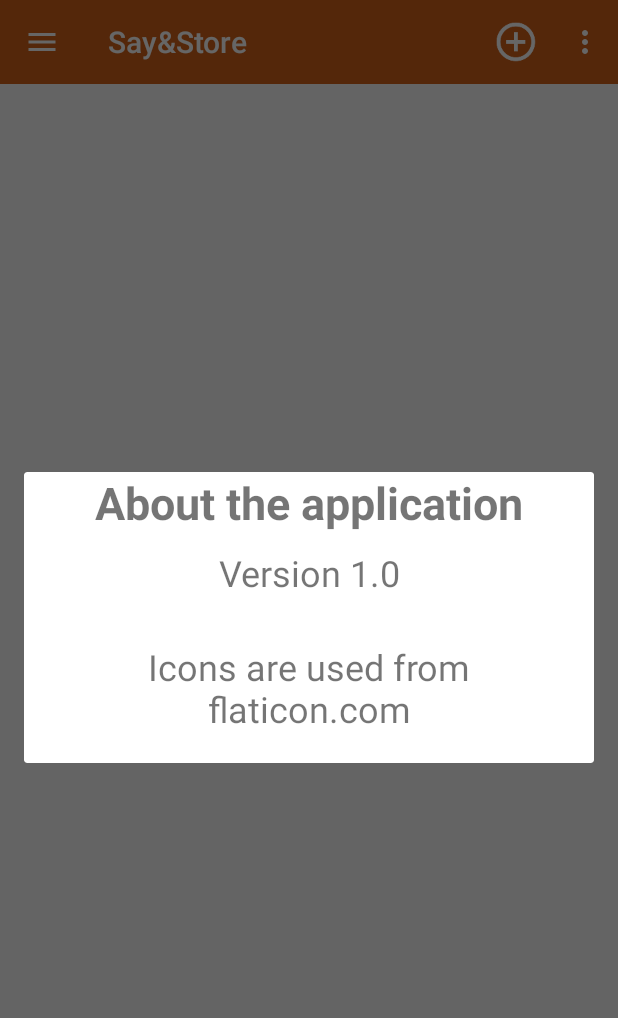
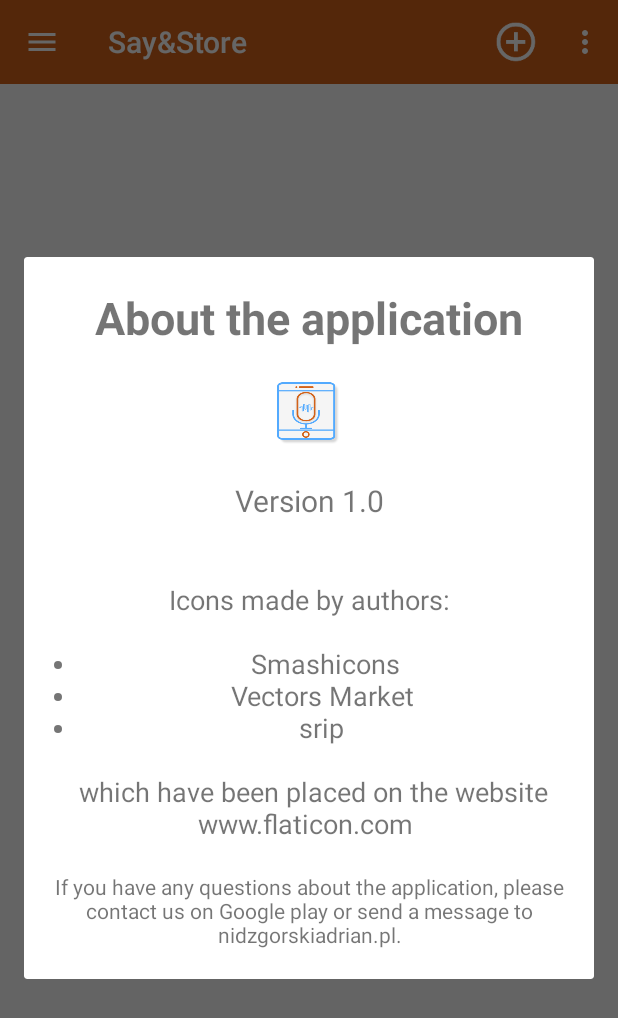
Before and after one commit to anidzgor/SayAndStore, an Android app: the screen it shows after launch (MainActivity), in the options menu, after a tap on "About", on a phone screen of 412 x 824 dp. Shown: the top 1018 px of the screen. Run offline under Robolectric (Android 15) with nearby library versions, the phone set to English and light mode, and no system bars; our stand-ins replace Room's generated code.

Commit message:
Fix problem with remove all dupliacted tasks, now if duplicates are availables remove only one duplicate Set only mode portrait for activities Add section About

```diff
--- a/app/src/main/AndroidManifest.xml
+++ b/app/src/main/AndroidManifest.xml
@@ -11,14 +11,15 @@
         android:roundIcon="@mipmap/ic_icon_app"
         android:supportsRtl="true"
         android:theme="@style/AppTheme">
-        <activity android:name=".activity.MainActivity">
+        <activity android:name=".activity.MainActivity"
+                android:screenOrientation="portrait">
             <intent-filter>
                 <action android:name="android.intent.action.MAIN" />
-
                 <category android:name="android.intent.category.LAUNCHER" />
             </intent-filter>
         </activity>
         <activity android:name=".activity.CategoryActivity"
+            android:screenOrientation="portrait"
             android:parentActivityName=".activity.MainActivity"></activity>
     </application>
 
--- a/app/src/main/java/localization/nidzgor/com/voiceapp/dialog/CategoryCreateDialog.java
+++ b/app/src/main/java/localization/nidzgor/com/voiceapp/dialog/CategoryCreateDialog.java
@@ -71,7 +71,7 @@
         RecyclerAdapterListNewCategories recyclerViewAdapterDialog = new RecyclerAdapterListNewCategories(this.getActivity(), mNames, mImageUrls, this);
         recyclerView.setAdapter(recyclerViewAdapterDialog);
 
-        builder.setPositiveButton("Create", new DialogInterface.OnClickListener() {
+        builder.setPositiveButton(R.string.create, new DialogInterface.OnClickListener() {
             @Override
             public void onClick(DialogInterface dialogInterface, int i) {
 //                TextView editText = view.findViewById(R.id.new_category_name);
@@ -82,7 +82,7 @@
             }
         });
 
-        builder.setNegativeButton("Cancel", new DialogInterface.OnClickListener() {
+        builder.setNegativeButton(R.string.cancel, new DialogInterface.OnClickListener() {
             @Override
             public void onClick(DialogInterface dialogInterface, int i) {
 
--- a/app/src/main/java/localization/nidzgor/com/voiceapp/task/TaskDao.java
+++ b/app/src/main/java/localization/nidzgor/com/voiceapp/task/TaskDao.java
@@ -20,6 +20,8 @@
     @Query("select task_name from Task where category_id = :categoryID")
     List<String> getTasksBelongToSpecificCategory(int categoryID);
 
-    @Query("delete from task where task_name = :taskName and category_id = :categoryID")
+    @Query("delete from task where ID in " +
+            "(SELECT ID FROM task WHERE task_name = :taskName and category_id = :categoryID LIMIT 1)"
+    )
     void deleteSpecificTaskFromCategory(String taskName, int categoryID);
 }
--- a/app/src/main/res/layout/about_app_layout.xml
+++ b/app/src/main/res/layout/about_app_layout.xml
@@ -1,5 +1,6 @@
 <?xml version="1.0" encoding="utf-8"?>
 <LinearLayout xmlns:android="http://schemas.android.com/apk/res/android"
+    xmlns:app="http://schemas.android.com/apk/res-auto"
     android:orientation="vertical"
     android:layout_width="match_parent"
     android:layout_height="match_parent"
@@ -11,31 +12,49 @@
         android:id="@+id/title"
         android:layout_width="match_parent"
         android:layout_height="wrap_content"
+        android:layout_margin="20dp"
         android:layout_weight="0.2"
         android:gravity="center"
         android:text="@string/about_application_title"
         android:textSize="30sp"
         android:textStyle="bold" />
 
+    <ImageView
+        android:id="@+id/imageView2"
+        android:layout_width="match_parent"
+        android:layout_height="wrap_content"
+        android:layout_weight="0.2"
+        app:srcCompat="@mipmap/ic_icon_app" />
+
     <TextView
         android:id="@+id/version_app"
         android:layout_width="match_parent"
         android:layout_height="wrap_content"
-        android:layout_margin="10dp"
+        android:layout_margin="20dp"
+        android:layout_marginLeft="0dp"
+        android:layout_marginRight="0dp"
         android:layout_weight="0.2"
         android:gravity="center"
         android:text="@string/version"
-        android:textSize="24sp" />
+        android:textSize="20sp" />
 
     <TextView
-        android:id="@+id/about_icons"
+        android:id="@+id/about_icons1"
         android:layout_width="match_parent"
         android:layout_height="wrap_content"
         android:layout_margin="20dp"
         android:layout_weight="0.6"
         android:gravity="center"
-        android:text="@string/content_about"
-        android:textSize="24sp" />
+        android:text="@string/content_about1"
+        android:textSize="18sp" />
 
+    <TextView
+        android:id="@+id/textView5"
+        android:layout_width="match_parent"
+        android:layout_height="wrap_content"
+        android:layout_marginBottom="20dp"
+        android:layout_weight="0.2"
+        android:gravity="center"
+        android:text="@string/contact" />
 
 </LinearLayout>
--- a/app/src/main/res/menu/drawer_menu.xml
+++ b/app/src/main/res/menu/drawer_menu.xml
@@ -6,23 +6,7 @@
             android:id="@+id/settings_button"
             android:title="@string/settings_name"
             android:icon="@mipmap/ic_settings"/>
-        <item
-            android:id="@+id/settings_button2"
-            android:title="@string/settings_name"
-            android:icon="@mipmap/ic_settings"/>
-        <item
-            android:id="@+id/settings_button3"
-            android:title="@string/settings_name"
-            android:icon="@mipmap/ic_settings"/>
-        <item
-            android:id="@+id/settings_button4"
-            android:title="@string/settings_name"
-            android:icon="@mipmap/ic_settings"/>
 
-        <item
-            android:id="@+id/settings_button5"
-            android:title="@string/settings_name"
-            android:icon="@mipmap/ic_settings"/>
     </group>
 
 </menu>
--- a/app/src/main/res/values/strings.xml
+++ b/app/src/main/res/values/strings.xml
@@ -7,7 +7,18 @@
 
     <string name="about_application_title">About the application</string>
     <string name="version">Version 1.0</string>
-    <string name="content_about">Icons are used from flaticon.com</string>
+
+    <string name="content_about1">Icons made by authors:\n\n
+        <ul>
+            <li>Smashicons</li>\n
+            <li>Vectors Market</li>\n
+            <li>srip</li>\n
+        </ul>\n
+        which have been placed on the website www.flaticon.com
+    </string>
+
+    <string name="create">Create</string>
+    <string name="cancel">Cancel</string>
 
     <string name="remove_category">Do you want to delete selected category?</string>
     <string name="back">Back</string>
@@ -17,4 +28,6 @@
 
     <string name="settings_name">Settings</string>
 
+    <string name="contact">If you have any questions about the application, please contact us on Google play or send a message to nidzgorskiadrian.pl.</string>
+
 </resources>
```
Also changed, not shown: 1 other file.
